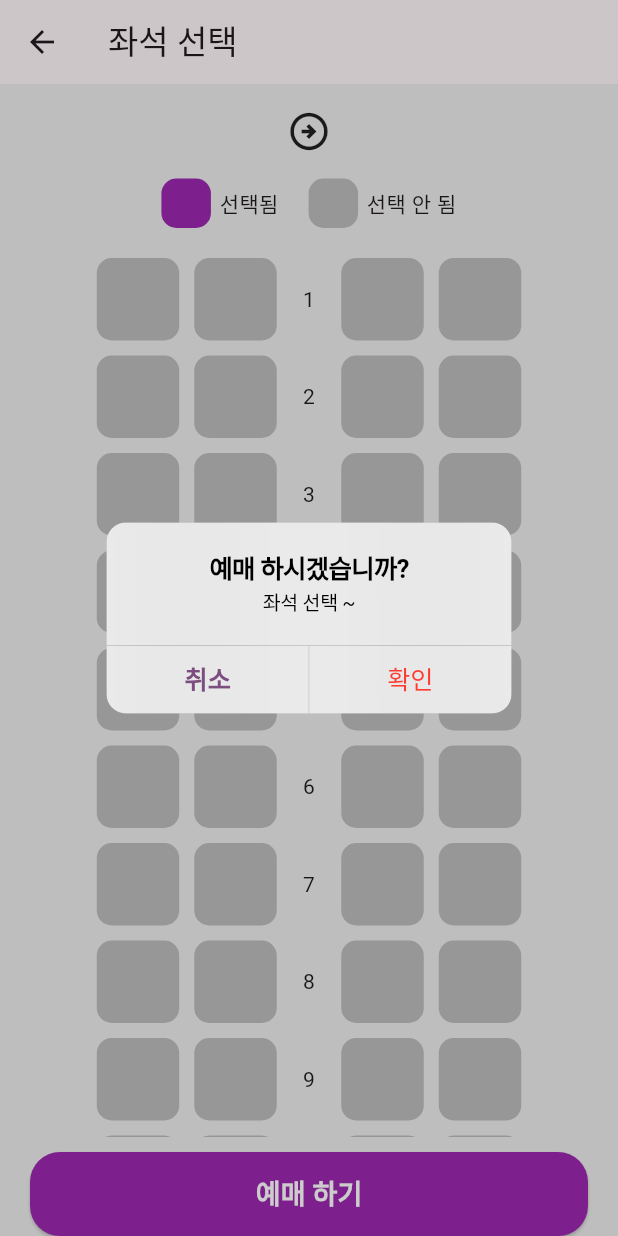
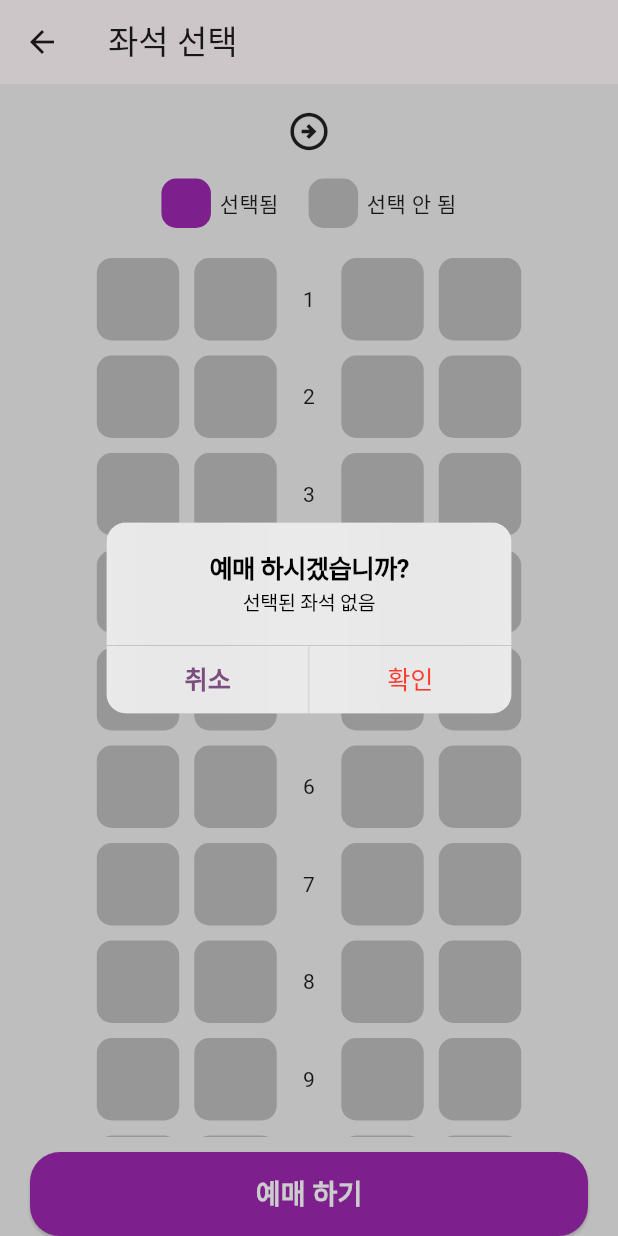
Before and after one commit to marofmar/kittypawdev_flutter_train_ticket_reservation, a Flutter app: the SeatsPage screen opened directly with empty values, after a tap on "예매 하기", on a phone screen of 412 x 824 dp. Run offline on Flutter 3.47's test engine with Material 3 defaults, Android fonts, the phone set to English and light mode, and no system bars.

Commit message:
ui: added selected seat number in the alert

```diff
--- a/lib/pages/seats/seats_page.dart
+++ b/lib/pages/seats/seats_page.dart
@@ -69,7 +69,7 @@ class _SeatsPageState extends State<SeatsPage> {
                     child: SeatSelectBox(selectedRow, selectedCol, onSelected)),
 
                 SizedBox(height: 10),
-                confirmButton()
+                confirmButton(selectedRow, selectedCol)
               ],
             ),
           ),
--- a/lib/pages/seats/widgets/button.dart
+++ b/lib/pages/seats/widgets/button.dart
@@ -2,6 +2,9 @@ import 'package:flutter/cupertino.dart';
 import 'package:flutter/material.dart';
 
 class confirmButton extends StatelessWidget {
+  int? selectedRow;
+  int? selectedCol;
+  confirmButton(this.selectedCol, this.selectedRow);
   @override
   Widget build(BuildContext context) {
     return SizedBox(
@@ -14,7 +17,9 @@ class confirmButton extends StatelessWidget {
                   builder: (context) {
                     return CupertinoAlertDialog(
                         title: Text("예매 하시겠습니까?"),
-                        content: Text("좌석 선택 ~"),
+                        content: Text(selectedCol == null && selectedRow == null
+                            ? "선택된 좌석 없음"
+                            : "좌석 $selectedRow-$selectedCol"), // SelectedRow 대신 ABCD
                         actions: [
                           CupertinoDialogAction(
                               isDefaultAction: true,
```
